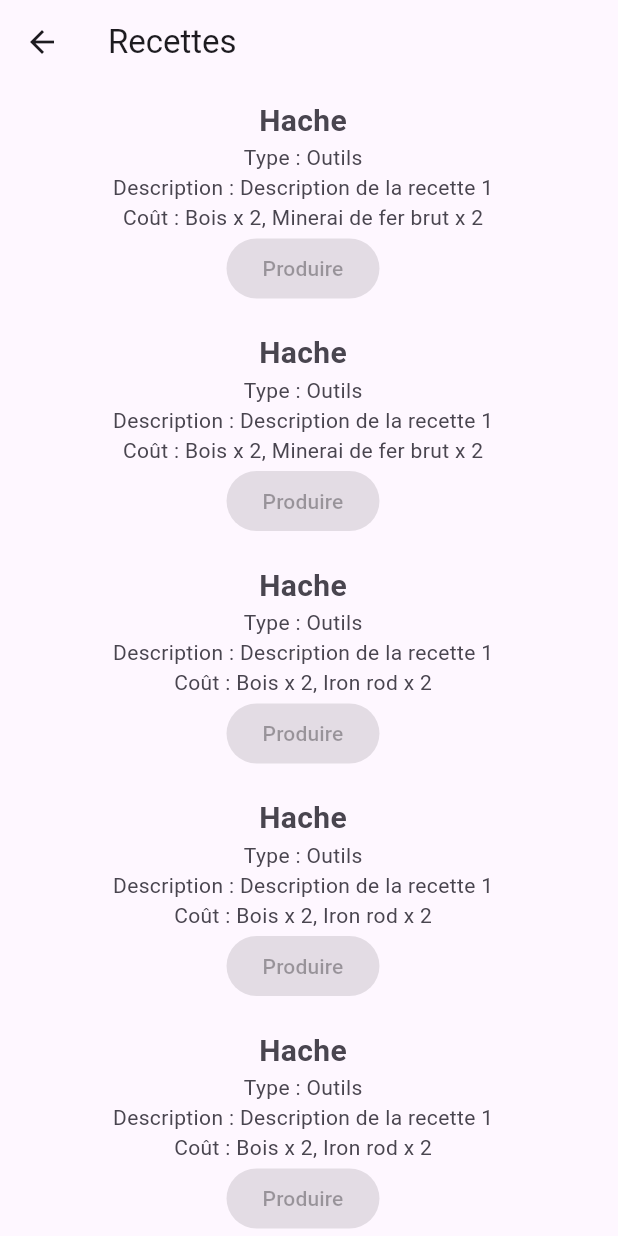
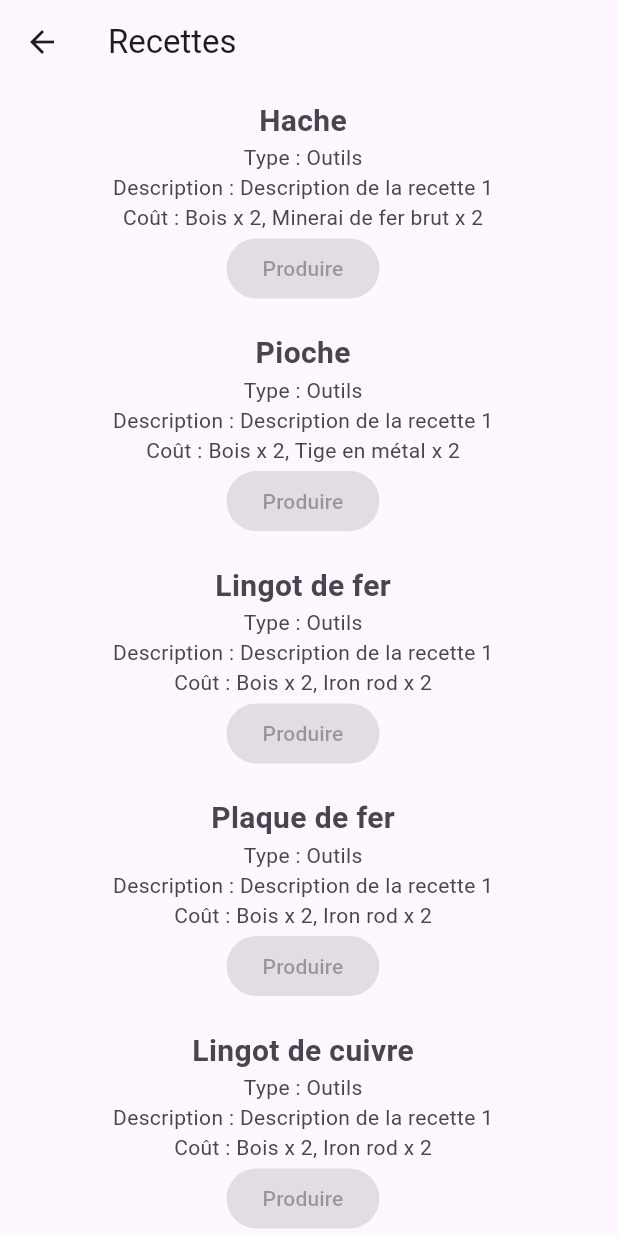
Before and after one commit to LucasPavin/eval_project_flutter, a Flutter app: the screen it shows after launch, after a tap on "Les recettes", on a phone screen of 412 x 824 dp. Run offline on Flutter 3.47's test engine with Material 3 defaults, Android fonts, the light colour scheme and no system bars.

Commit message:
Fin du projet non abouti

```diff
--- a/lib/main.dart
+++ b/lib/main.dart
@@ -35,7 +35,7 @@ class HomePage extends StatefulWidget {
 }
 
 class HomePageState extends State<HomePage> {
-  // Initialisation d'une liste avec les différentes éressources
+  // Liste des différentes ressources
   List<Resource> resources = [
     Resource('Bois', 0, "Du bois brut", Color(0xFF967969)),
     Resource('Minerai de fer brut', 0, "Du minerai de fer brut", Color(0xFFced4da)),
@@ -96,11 +96,14 @@ class HomePageState extends State<HomePage> {
                 Icon(Icons.inventory),
               ],
             ),
+
+            // On redirige l'utilisateur vers la page des innventaires.
+
             onPressed: () {
-              Navigator.push(
-                context,
-                MaterialPageRoute(builder: (context) => RecipePage()),
-              );
+            //   Navigator.push(
+            //     context,
+            //     MaterialPageRoute(builder: (context) => InventoryPage()),
+            //   );
             },
           ),
         ],
@@ -110,7 +113,7 @@ class HomePageState extends State<HomePage> {
           crossAxisCount: 4,
         ),
         itemBuilder: (context, index) {
-          return ResourceWidget(resource: resources[index], updateState: _updateState);
+          return ResourceWidget(resource: resources[index], updateState: _updateState, resources: resources);
         },
         itemCount: resources.length,
       ),
--- a/lib/recipe.dart
+++ b/lib/recipe.dart
@@ -3,7 +3,7 @@ import './main.dart';
 
 class Recipe {
   String name;
-  Map<String, int> cost; // Utilisation d'une Map pour stocker le coût
+  Map<String, int> cost;
   String gameplay;
   String type;
   String description;
@@ -15,12 +15,11 @@ class Recipe {
 class RecipePage extends StatelessWidget {
   final List<Recipe> recipes = [
     Recipe('Hache', {"Bois": 2, "Minerai de fer brut": 2}, 'Récolter le bois 3 par 3', "Outils", 'Description de la recette 1'),
-    Recipe('Hache', {"Bois": 2, "Minerai de fer brut": 2}, 'Récolter le bois 3 par 3', "Outils", 'Description de la recette 1'),
-    Recipe('Hache', {"Bois": 2, "Iron rod": 2}, 'Récolter le bois 3 par 3', "Outils", 'Description de la recette 1'),
-    Recipe('Hache', {"Bois": 2, "Iron rod": 2}, 'Récolter le bois 3 par 3', "Outils", 'Description de la recette 1'),
-    Recipe('Hache', {"Bois": 2, "Iron rod": 2}, 'Récolter le bois 3 par 3', "Outils", 'Description de la recette 1'),
-
-    // Ajoutez d'autres recettes selon vos besoins
+    Recipe('Pioche', {"Bois": 2, "Tige en métal": 2}, 'Récolter les minerais 5 par 5 (5 par click)', "Outils", 'Description de la recette 1'),
+    Recipe('Lingot de fer', {"Bois": 2, "Iron rod": 2}, 'Récolter le bois 3 par 3', "Outils", 'Description de la recette 1'),
+    Recipe('Plaque de fer', {"Bois": 2, "Iron rod": 2}, 'Récolter le bois 3 par 3', "Outils", 'Description de la recette 1'),
+    Recipe('Lingot de cuivre', {"Bois": 2, "Iron rod": 2}, 'Récolter le bois 3 par 3', "Outils", 'Description de la recette 1'),
+    Recipe('Tige en métal', {"Bois": 2, "Iron rod": 2}, 'Récolter le bois 3 par 3', "Outils", 'Description de la recette 1'),
   ];
 
   @override
@@ -79,12 +78,9 @@ class RecipeWidget extends StatelessWidget {
   }
 
   String _formatCost(Map<String, int>? cost) {
-    // Handle null cost gracefully
     if (cost == null) {
       return 'N/A';
     }
-
-    // Convertit la Map en une liste de chaînes "nom x quantité" et les joint avec une virgule
     return cost.entries.map((entry) => '${entry.key} x ${entry.value}').join(', ');
   }
 }
```
Also changed, not shown: lib/resource.dart (+6 -6 lines), 1 other file.
